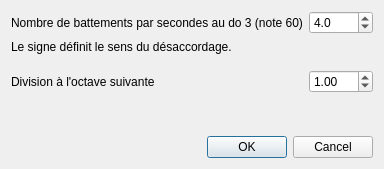
Before: the Qt Designer form trunk/tools/dialog_celeste.ui in davy7125/polyphone, drawn with Qt 5.
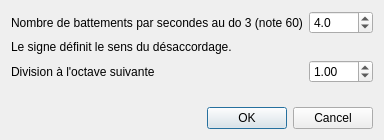
After: the same form once the commit is applied. Icons and pictures are not drawn.

What changed in the file:
```diff
--- a/trunk/tools/dialog_celeste.ui
+++ b/trunk/tools/dialog_celeste.ui
@@ -10,19 +10,19 @@
     <x>0</x>
     <y>0</y>
     <width>384</width>
-    <height>169</height>
+    <height>140</height>
    </rect>
   </property>
   <property name="minimumSize">
    <size>
     <width>384</width>
-    <height>169</height>
+    <height>140</height>
    </size>
   </property>
   <property name="maximumSize">
    <size>
     <width>384</width>
-    <height>169</height>
+    <height>140</height>
    </size>
   </property>
   <property name="windowTitle">
@@ -40,23 +40,7 @@
      </property>
     </widget>
    </item>
-   <item row="3" column="2">
-    <widget class="QDoubleSpinBox" name="doubleSpinDiv">
-     <property name="minimum">
-      <double>0.500000000000000</double>
-     </property>
-     <property name="maximum">
-      <double>2.000000000000000</double>
-     </property>
-     <property name="singleStep">
-      <double>0.100000000000000</double>
-     </property>
-     <property name="value">
-      <double>1.000000000000000</double>
-     </property>
-    </widget>
-   </item>
-   <item row="5" column="1" colspan="2">
+   <item row="4" column="1" colspan="2">
     <widget class="QDialogButtonBox" name="buttonBox">
      <property name="orientation">
       <enum>Qt::Horizontal</enum>
@@ -73,25 +57,38 @@
      </property>
     </widget>
    </item>
-   <item row="3" column="0">
+   <item row="2" column="2">
+    <widget class="QDoubleSpinBox" name="doubleSpinDiv">
+     <property name="minimum">
+      <double>0.500000000000000</double>
+     </property>
+     <property name="maximum">
+      <double>2.000000000000000</double>
+     </property>
+     <property name="singleStep">
+      <double>0.100000000000000</double>
+     </property>
+     <property name="value">
+      <double>1.000000000000000</double>
+     </property>
+    </widget>
+   </item>
+   <item row="2" column="0">
     <widget class="QLabel" name="label_4">
      <property name="text">
       <string>Division à l'octave suivante</string>
      </property>
     </widget>
    </item>
-   <item row="2" column="0" colspan="2">
-    <spacer name="verticalSpacer">
+   <item row="3" column="1">
+    <spacer name="verticalSpacer_2">
      <property name="orientation">
       <enum>Qt::Vertical</enum>
      </property>
-     <property name="sizeType">
-      <enum>QSizePolicy::Fixed</enum>
-     </property>
      <property name="sizeHint" stdset="0">
       <size>
        <width>20</width>
-       <height>10</height>
+       <height>40</height>
       </size>
      </property>
     </spacer>
@@ -112,19 +109,6 @@
      </property>
     </widget>
    </item>
-   <item row="4" column="1">
-    <spacer name="verticalSpacer_2">
-     <property name="orientation">
-      <enum>Qt::Vertical</enum>
-     </property>
-     <property name="sizeHint" stdset="0">
-      <size>
-       <width>20</width>
-       <height>40</height>
-      </size>
-     </property>
-    </spacer>
-   </item>
   </layout>
  </widget>
  <resources>
```
